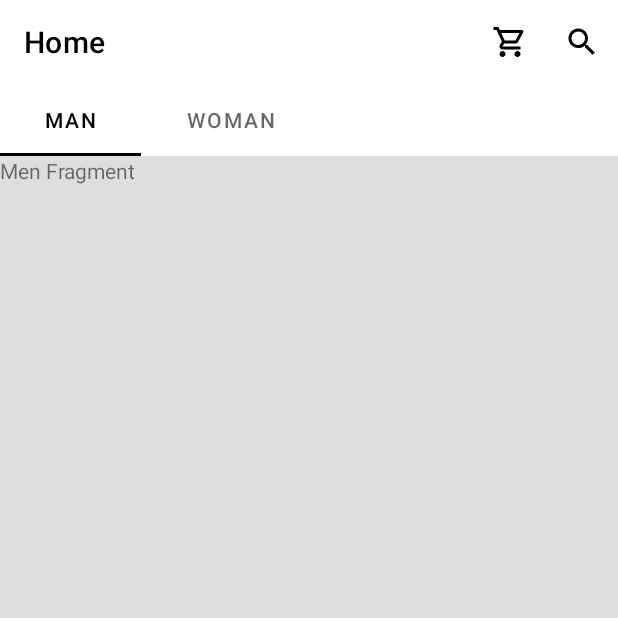
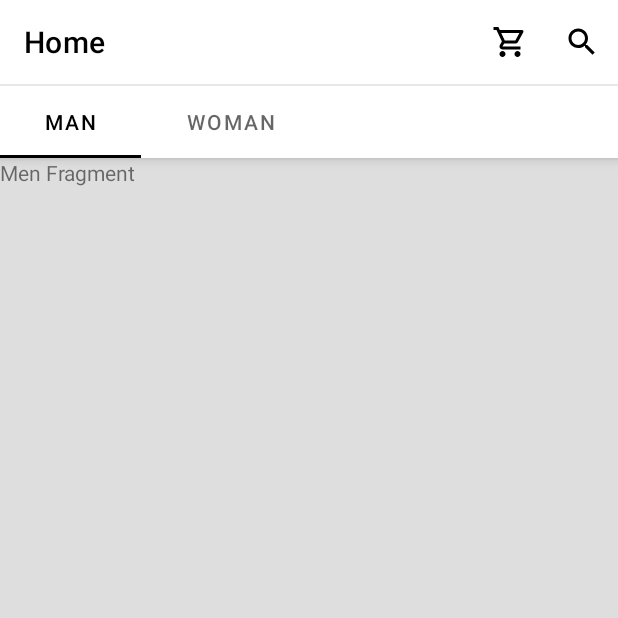
Before and after one commit to PavelJankoski/eshop-android, an Android app: the screen it shows after launch (MainActivity), on a phone screen of 412 x 824 dp, the top half of it. Run offline under Robolectric (Android 15) with nearby library versions, the phone set to English and light mode, and no system bars; our stand-ins replace navigation-ui.

Commit message:
Toolbar style change

```diff
--- a/app/src/main/res/layout/activity_main.xml
+++ b/app/src/main/res/layout/activity_main.xml
@@ -20,6 +20,10 @@
             android:id="@+id/toolbar"
             android:layout_width="match_parent"
             android:layout_height="wrap_content" />
+        <View
+            android:layout_width="match_parent"
+            android:layout_height="1dp"
+            android:background="@color/lightMediumGray"/>
     </com.google.android.material.appbar.AppBarLayout>
 
     <fragment
--- a/app/src/main/res/layout/fragment_home.xml
+++ b/app/src/main/res/layout/fragment_home.xml
@@ -12,6 +12,7 @@
         android:layout_height="wrap_content"
         android:background="@color/white"
         android:orientation="horizontal"
+        android:elevation="5dp"
         app:layout_constraintEnd_toEndOf="parent"
         app:layout_constraintStart_toStartOf="parent"
         app:layout_constraintTop_toTopOf="parent" >
@@ -26,7 +27,7 @@
             app:layout_scrollFlags="scroll|enterAlways"
             app:tabGravity="start"
             app:tabIndicatorColor="@color/black"
-            app:tabSelectedTextColor="@color/black" />
+            app:tabSelectedTextColor="@color/black"/>
     </RelativeLayout>
 
     <androidx.viewpager2.widget.ViewPager2
```
